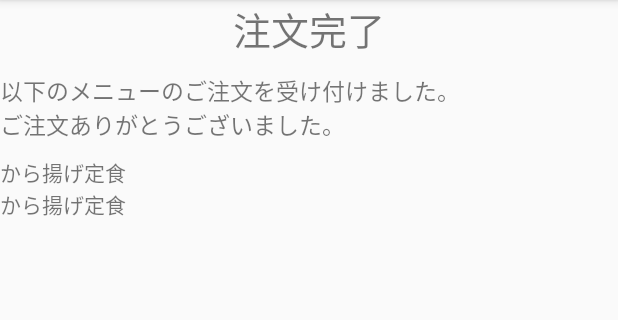
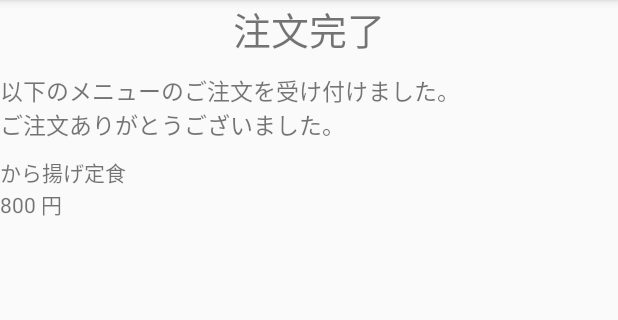
Before and after one commit to mattukouta/WINGS-project, an Android app: the screen it shows after launch (Main2Activity), after a tap on "から揚げ定食", on a phone screen of 412 x 824 dp, the part 84-404 px from its top. Run offline under Robolectric (Android 15) with nearby library versions, the light colour scheme and no system bars.

Commit message:
オプションメニューとコンテキストメニュー

```diff
--- a/MenuSample/app/src/main/java/sample/kouta/menusample/MainActivity.kt
+++ b/MenuSample/app/src/main/java/sample/kouta/menusample/MainActivity.kt
@@ -110,7 +110,7 @@ class MainActivity : AppCompatActivity() {
         return menuList
     }
     inner class ListItemClickListener: AdapterView.OnItemClickListener{
-        override fun onItemClick(parent: AdapterView<*>, view: View?, position: Int, id: Long) {
+        override fun onItemClick(parent: AdapterView<*>, view: View, position: Int, id: Long) {
             var item=parent.getItemAtPosition(position) as Map<String,Any>
             order(item)
         }
@@ -187,10 +187,10 @@ class MainActivity : AppCompatActivity() {
     }
     fun order(menu:Map<String,Any>){
         var menuName=menu.get("name") as String
-        var menuPrice=menu.get("price") as String
+        var menuPrice=menu.get("price") as Integer
         var intent =Intent(this@MainActivity,Main2Activity::class.java)
         intent.putExtra("menuName",menuName)
-        intent.putExtra("menuPrice",menuPrice)
+        intent.putExtra("menuPrice","$menuPrice 円")
         startActivity(intent)
     }
 
@@ -202,7 +202,7 @@ class MainActivity : AppCompatActivity() {
         when(itemId){
             R.id.menuListContextDesc ->{
                 var desc=menu.get("desc") as String
-                Toast.makeText(this@MainActivity,desc,Toast.LENGTH_LONG)
+                Toast.makeText(this@MainActivity,desc,Toast.LENGTH_LONG).show()
             }
             R.id.menuListContextOrder->
                     order(menu)
```
